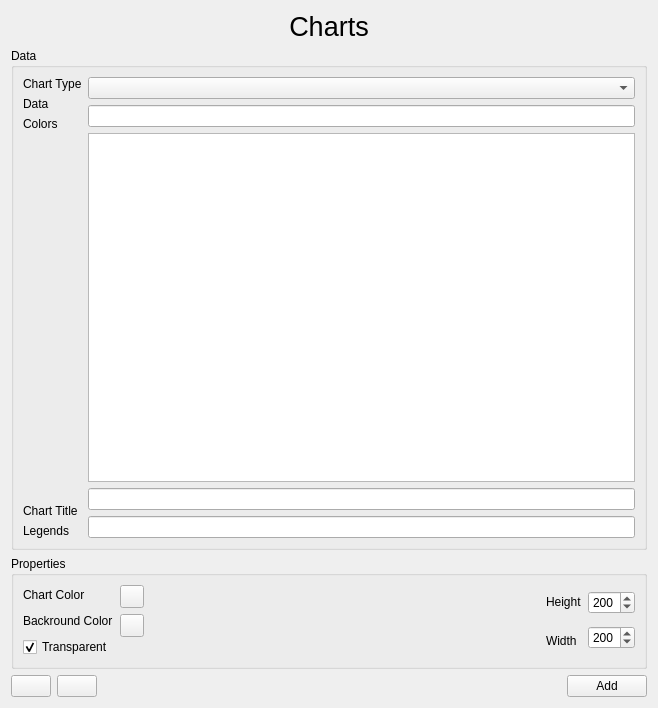
Old version of the form sources/Forms/formcharts.ui in the repository jose94752/ClipEdit.
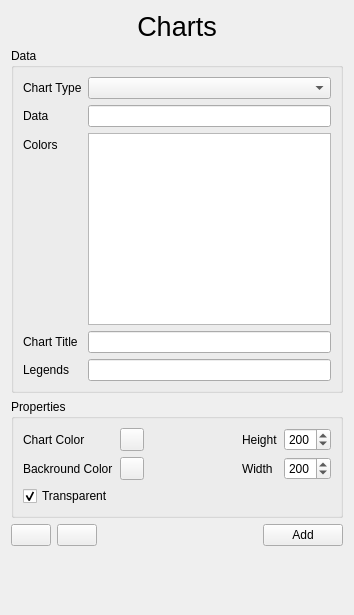
New version of the form. Icons and pictures are not drawn. Custom widgets are drawn as their Qt base class.

Commit message: Update translation, fix charts form

Diff of the .ui file:
```diff
--- a/sources/Forms/formcharts.ui
+++ b/sources/Forms/formcharts.ui
@@ -6,8 +6,8 @@
    <rect>
     <x>0</x>
     <y>0</y>
-    <width>658</width>
-    <height>708</height>
+    <width>354</width>
+    <height>615</height>
    </rect>
   </property>
   <property name="windowTitle">
@@ -40,76 +40,55 @@
      <property name="title">
       <string>Data</string>
      </property>
-     <layout class="QHBoxLayout" name="horizontalLayout_2">
-      <item>
-       <layout class="QHBoxLayout" name="horizontalLayout_5">
-        <item>
-         <layout class="QVBoxLayout" name="verticalLayout_3">
-          <item>
+     <layout class="QFormLayout" name="formLayout">
+      <item row="0" column="0">
            <widget class="QLabel" name="label">
             <property name="text">
              <string>Chart Type</string>
             </property>
            </widget>
           </item>
-          <item>
+      <item row="0" column="1">
+       <widget class="QComboBox" name="qChartType"/>
+      </item>
+      <item row="2" column="0">
            <widget class="QLabel" name="label_2">
             <property name="text">
              <string>Data</string>
             </property>
            </widget>
           </item>
-          <item>
+      <item row="2" column="1">
+       <widget class="QLineEdit" name="qData"/>
+      </item>
+      <item row="4" column="0">
            <widget class="QLabel" name="label_13">
             <property name="text">
              <string>Colors</string>
             </property>
            </widget>
           </item>
-          <item>
-           <spacer name="verticalSpacer">
-            <property name="orientation">
-             <enum>Qt::Vertical</enum>
-            </property>
-            <property name="sizeHint" stdset="0">
-             <size>
-              <width>20</width>
-              <height>40</height>
-             </size>
-            </property>
-           </spacer>
-          </item>
-          <item>
+      <item row="4" column="1">
+       <widget class="QTableView" name="gGraphColors"/>
+      </item>
+      <item row="6" column="0">
            <widget class="QLabel" name="label_3">
             <property name="text">
              <string>Chart Title</string>
             </property>
            </widget>
           </item>
-          <item>
+      <item row="7" column="0">
            <widget class="QLabel" name="label_6">
             <property name="text">
              <string>Legends</string>
             </property>
            </widget>
           </item>
-         </layout>
-        </item>
-        <item>
-         <layout class="QVBoxLayout" name="verticalLayout_4">
-          <item>
-           <widget class="QComboBox" name="qChartType"/>
-          </item>
-          <item>
-           <widget class="QLineEdit" name="qData"/>
-          </item>
-          <item>
-           <widget class="QTableView" name="gGraphColors"/>
-          </item>
-          <item>
+      <item row="6" column="1">
            <widget class="QLineEdit" name="qTitle"/>
           </item>
-          <item>
+      <item row="7" column="1">
            <widget class="QLineEdit" name="qLegends">
             <property name="text">
              <string/>
@@ -117,10 +96,6 @@
            </widget>
           </item>
          </layout>
-        </item>
-       </layout>
-      </item>
-     </layout>
     </widget>
    </item>
    <item>
@@ -128,28 +103,38 @@
      <property name="title">
       <string>Properties</string>
      </property>
-     <layout class="QHBoxLayout" name="horizontalLayout_9">
-      <item>
-       <layout class="QHBoxLayout" name="horizontalLayout_8">
-        <item>
          <layout class="QHBoxLayout" name="horizontalLayout">
           <item>
-           <layout class="QVBoxLayout" name="verticalLayout">
-            <item>
+       <layout class="QFormLayout" name="formLayout_2">
+        <item row="0" column="0">
              <widget class="QLabel" name="label_7">
               <property name="text">
                <string>Chart Color</string>
               </property>
              </widget>
             </item>
-            <item>
+        <item row="0" column="1">
+         <widget class="ColorButton" name="qColor">
+          <property name="text">
+           <string/>
+          </property>
+         </widget>
+        </item>
+        <item row="1" column="0">
              <widget class="QLabel" name="label_4">
               <property name="text">
                <string>Backround Color</string>
               </property>
              </widget>
             </item>
-            <item>
+        <item row="1" column="1">
+         <widget class="ColorButton" name="qBackColor">
+          <property name="text">
+           <string/>
+          </property>
+         </widget>
+        </item>
+        <item row="2" column="0">
              <widget class="QCheckBox" name="bTransparent">
               <property name="text">
                <string>Transparent</string>
@@ -162,22 +147,6 @@
            </layout>
           </item>
           <item>
-           <layout class="QVBoxLayout" name="verticalLayout_2">
-            <item>
-             <widget class="ColorButton" name="qColor">
-              <property name="text">
-               <string/>
-              </property>
-             </widget>
-            </item>
-            <item>
-             <widget class="ColorButton" name="qBackColor">
-              <property name="text">
-               <string/>
-              </property>
-             </widget>
-            </item>
-            <item>
              <spacer name="horizontalSpacer">
               <property name="orientation">
                <enum>Qt::Horizontal</enum>
@@ -190,46 +159,36 @@
               </property>
              </spacer>
             </item>
-           </layout>
-          </item>
-         </layout>
-        </item>
         <item>
-         <layout class="QHBoxLayout" name="horizontalLayout_3">
-          <item>
-           <layout class="QVBoxLayout" name="verticalLayout_6">
-            <item>
+       <layout class="QFormLayout" name="formLayout_3">
+        <item row="0" column="0">
              <widget class="QLabel" name="label_11">
               <property name="text">
                <string>Height</string>
               </property>
              </widget>
             </item>
-            <item>
+        <item row="0" column="1">
+         <widget class="QSpinBox" name="qHeight">
+          <property name="maximum">
+           <number>400</number>
+          </property>
+          <property name="singleStep">
+           <number>20</number>
+          </property>
+          <property name="value">
+           <number>200</number>
+          </property>
+         </widget>
+        </item>
+        <item row="1" column="0">
              <widget class="QLabel" name="label_12">
               <property name="text">
                <string>Width</string>
               </property>
              </widget>
             </item>
-           </layout>
-          </item>
-          <item>
-           <layout class="QVBoxLayout" name="verticalLayout_7">
-            <item>
-             <widget class="QSpinBox" name="qHeight">
-              <property name="maximum">
-               <number>400</number>
-              </property>
-              <property name="singleStep">
-               <number>20</number>
-              </property>
-              <property name="value">
-               <number>200</number>
-              </property>
-             </widget>
-            </item>
-            <item>
+        <item row="1" column="1">
              <widget class="QSpinBox" name="qWidth">
               <property name="maximum">
                <number>400</number>
@@ -245,10 +204,6 @@
            </layout>
           </item>
          </layout>
-        </item>
-       </layout>
-      </item>
-     </layout>
     </widget>
    </item>
    <item>
@@ -297,6 +252,19 @@
      </item>
     </layout>
    </item>
+   <item>
+    <spacer name="verticalSpacer">
+     <property name="orientation">
+      <enum>Qt::Vertical</enum>
+     </property>
+     <property name="sizeHint" stdset="0">
+      <size>
+       <width>20</width>
+       <height>40</height>
+      </size>
+     </property>
+    </spacer>
+   </item>
   </layout>
  </widget>
  <customwidgets>
```
Left out of the diff: 1 changed line with no effect on the pictures. Lines whose indentation alone changed are shown as unchanged. The commit also changes 24 other files.
